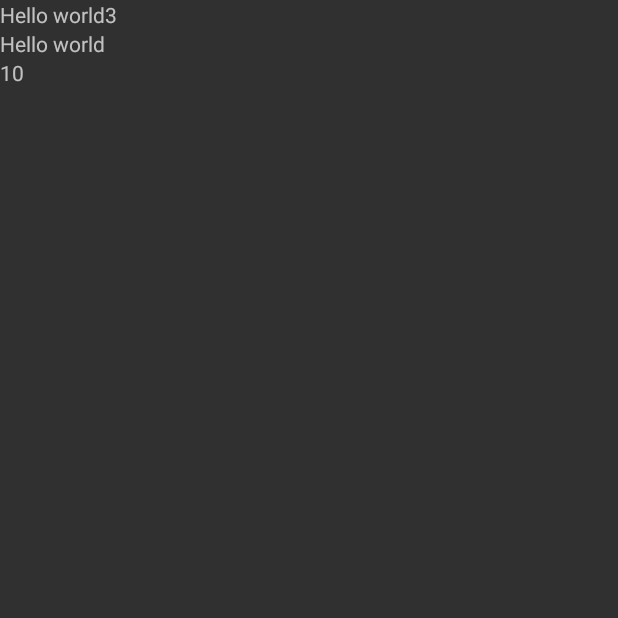
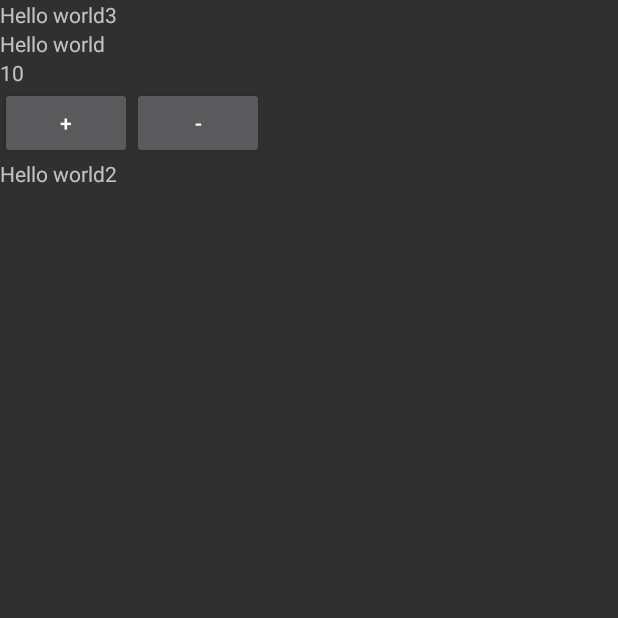
Before and after one commit to SUN-0613/AndroidNoActivityTest, an Android app: the screen it shows after launch (MainActivity), on a phone screen of 412 x 824 dp, the top half of it. Run offline under Robolectric (Android 15) with nearby library versions, the phone set to English and light mode, and no system bars; our stand-ins replace data binding.

Commit message:
クリックイベント実装

```diff
--- a/app/src/main/res/layout/activity_main.xml
+++ b/app/src/main/res/layout/activity_main.xml
@@ -9,6 +9,7 @@
         <variable
             name="viewmodel"
             type="com.noactivity.noactivitytest.viewmodel.MainViewModel" />
+        <variable name="tag" type="com.noactivity.noactivitytest.viewmodel.TagEnum" />
     </data>
     <androidx.appcompat.widget.LinearLayoutCompat
         android:layout_width="match_parent"
@@ -36,12 +37,24 @@
                 android:inputType="number"
                 android:text="@{IntConverter.intToString(viewmodel.counter)}"
                 />
-            <androidx.appcompat.widget.LinearLayoutCompat
+            <LinearLayout
+                android:layout_height="wrap_content"
                 android:layout_width="match_parent"
-                android:layout_height="match_parent"
-                android:orientation="horizontal" >
-
-            </androidx.appcompat.widget.LinearLayoutCompat>
+                android:orientation="horizontal"
+                >
+                <Button
+                    android:layout_width="wrap_content"
+                    android:layout_height="match_parent"
+                    android:text="+"
+                    android:onClick="@{() -> viewmodel.OnButtonTapped(tag.Plus)}"
+                    />
+                <Button
+                    android:layout_width="wrap_content"
+                    android:layout_height="match_parent"
+                    android:text="-"
+                    android:onClick="@{() -> viewmodel.OnButtonTapped(tag.Minus)}"
+                    />
+            </LinearLayout>
             <TextView
                 android:layout_width="match_parent"
                 android:layout_height="wrap_content"
```
Also changed, not shown: app/src/main/java/com/noactivity/noactivitytest/viewmodel/MainViewModel.kt (+21 -0 lines), app/src/main/java/com/noactivity/noactivitytest/viewmodel/TagEnum.kt (added, +10 -0 lines).
